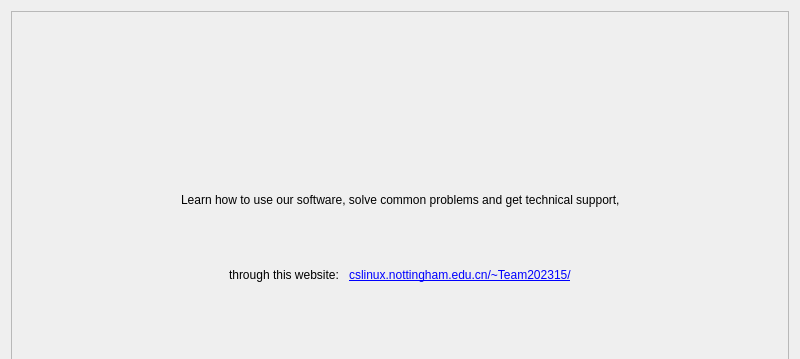
Above: testClient/help/dialog.ui from Usotsu7ki/Facial-Expression-Recognition-System before the change; both pictures show x 0 to 800 and y 0 to 359 of the 800 by 600 pixel window. Below: the same form after it.
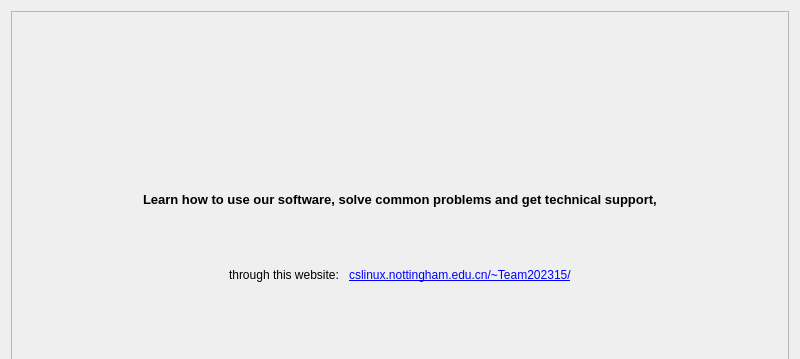
That is the form after the change.

Patch:
```diff
--- a/testClient/help/dialog.ui
+++ b/testClient/help/dialog.ui
@@ -139,9 +139,19 @@
               <verstretch>0</verstretch>
              </sizepolicy>
             </property>
+            <property name="font">
+             <font>
+              <pointsize>10</pointsize>
+              <weight>75</weight>
+              <bold>true</bold>
+             </font>
+            </property>
             <property name="text">
              <string>Learn how to use our software, solve common problems and get technical support,</string>
             </property>
+            <property name="textFormat">
+             <enum>Qt::PlainText</enum>
+            </property>
            </widget>
           </item>
           <item>
```
